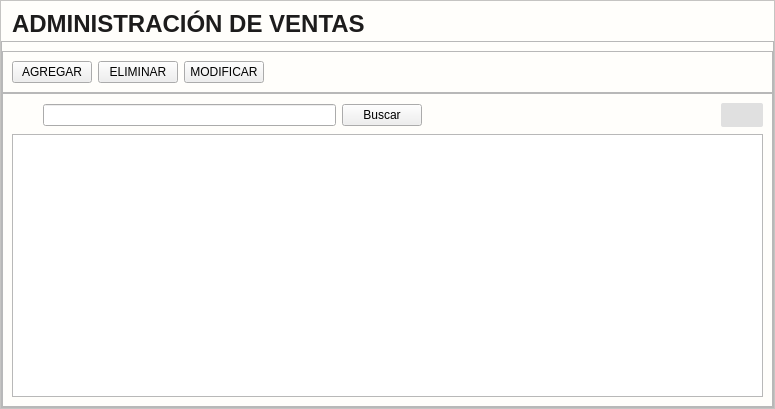
This is app/View/UserInterfaceUi/UI_CONTROL_VENTAS.ui in LAngelVp/software-punto-de-venta as Qt 5 draws it before an edit. The edited form follows.
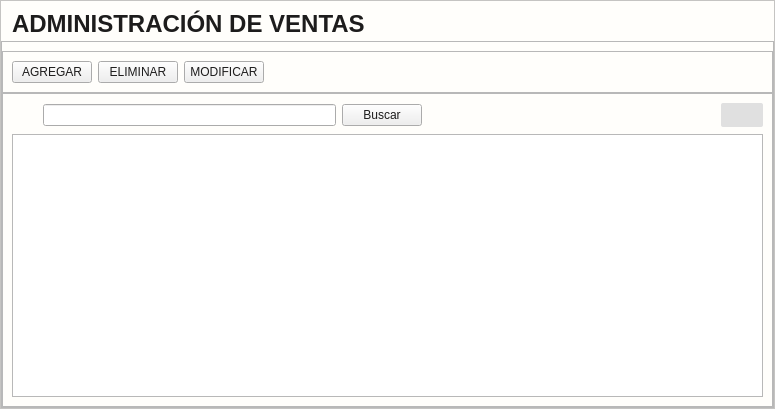
This is the edited form. Icons and pictures are not drawn.

What changed in the file:
```diff
--- a/app/View/UserInterfaceUi/UI_CONTROL_VENTAS.ui
+++ b/app/View/UserInterfaceUi/UI_CONTROL_VENTAS.ui
@@ -14,7 +14,9 @@
    <string>Form</string>
   </property>
   <property name="styleSheet">
-   <string notr="true">#Control_Ventas{
+   <string notr="true">*{color: #1d1c1c;}
+[objectName*=&quot;contenedor&quot;]{border:none;}
+#Control_Ventas{
 background: #fffefb;
 }
 #contenedor{
@@ -82,46 +84,10 @@
 }
 
 /*TABLA*/
-
 [objectName*=&quot;tabla_&quot;] {
     font-family: Arial;
     font-size: 14px;
-}
-
-/* Barra vertical */
-[objectName*=&quot;tabla_&quot;] QScrollBar:vertical {
-    border: 1px solid gray;
-    background: #023375;
-    width: 12px;  /* Fijamos el tamaño de la barra vertical */
-    border-radius: 4px;
-    margin: 22px 0 22px 0;
-}
-
-/* Manejador de la barra vertical */
-[objectName*=&quot;tabla_&quot;] QScrollBar::handle:vertical {
-    background: #023375;
-    min-height: 20px;  /* Altura mínima del manejador */
-    border-radius: 4px;
-}
-
-/* Elementos de la flecha de la barra vertical */
-[objectName*=&quot;tabla_&quot;] QScrollBar::add-line:vertical,
-[objectName*=&quot;tabla_&quot;] QScrollBar::sub-line:vertical {
-    background-color: none;
-}
-
-/* Barra horizontal */
-[objectName*=&quot;tabla_&quot;] QScrollBar:horizontal {
-    background: #023375;
-    height: 12px;  /* Fijamos el tamaño de la barra horizontal */
-    border-radius: 4px;
-}
-
-/* Manejador de la barra horizontal */
-[objectName*=&quot;tabla_&quot;] QScrollBar::handle:horizontal {
-    background: #023375;
-    height: 12px;  /* Altura del manejador horizontal */
-    border-radius: 4px;
+background: #F5F5F5;
 }
 
 /* Encabezados de la tabla */
```
Left out of the diff: 22 changed lines with no effect on the pictures.
